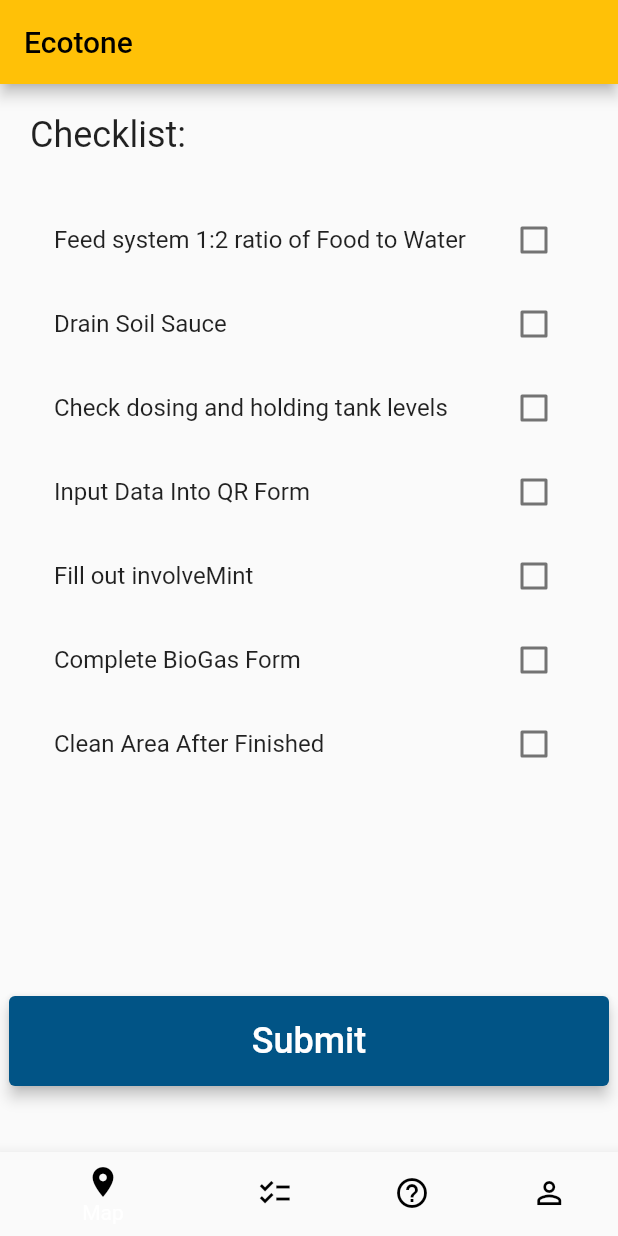
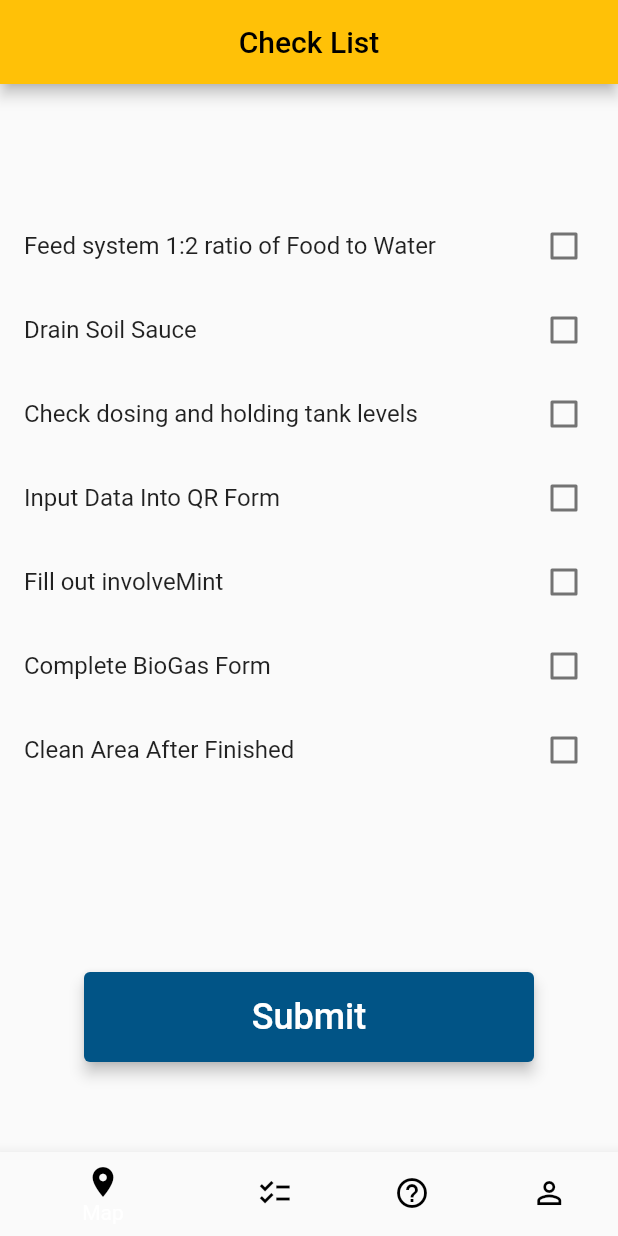
Before and after one commit to Snickledap/EcotoneApp, a Flutter app: the HomePage screen opened directly, on a phone screen of 412 x 824 dp. Run offline on Flutter 3.47's test engine with Material 2 defaults, Android fonts, the phone set to English and light mode, and no system bars; our stand-ins replace sizer; missing offline and left inert: flutter_custom_cards.

Commit message:
fixed Checklist.dart

```diff
--- a/lib/routes/checklist/Checklist.dart
+++ b/lib/routes/checklist/Checklist.dart
@@ -43,21 +43,15 @@ class _HomePageState extends State<HomePage> {
   Widget build(BuildContext context) {
     return Scaffold(
         appBar: AppBar(
-        title: const Text('Ecotone'),
+          title: const Text('Check List'),
+          centerTitle: true,
         ),
-      bottomNavigationBar: NavBar(),
-      body: Container(
-        child:  Column(
-        children: <Widget>[SingleChildScrollView(
-          child: Padding(
-          padding: const EdgeInsets.all(20),
-          child:
-              Column(
-                crossAxisAlignment: CrossAxisAlignment.start, children: [
-                const Text(
-                'Checklist: \n ',
-                style: TextStyle(fontSize: 24),
-                ),
+        body:Container(
+          alignment: Alignment.center,
+              child: Column(
+                mainAxisAlignment: MainAxisAlignment.center,
+              children: <Widget>[
+                const Padding(padding: EdgeInsets.all(10)),
                 Column(
                     children: checklist.map((task) {
                       return CheckboxListTile(
@@ -69,22 +63,21 @@ class _HomePageState extends State<HomePage> {
                             });
                           });
                     }).toList()),
-          ]
-              ),
-        ),
-      ),
                 const Padding(padding: EdgeInsets.all(60)),
                 Container(alignment: Alignment.center,height:60, width: 400, child:
-          ElevatedButton(
+                SizedBox(
+                    height: 60,
+                    width: 300,
+                    child:ElevatedButton(
                     style:ElevatedButton.styleFrom(
-              primary: Color(0xFF015486),
+                      primary: const Color(0xFF015486),
                       onPrimary: Colors.white,
                       elevation: 4,
                     ),
                     onPressed: (){},
-            child: Align(
-            alignment: Alignment.center,
-            child: Text(
+
+                      child:
+                      Text(
                           "Submit",
                           style: TextStyle(fontSize: 24.0),
                           textAlign: TextAlign.center
@@ -94,7 +87,8 @@ class _HomePageState extends State<HomePage> {
                 )
               ],
             )
-    )
+        ),
+      bottomNavigationBar: NavBar(),
     );
   }
 }
```
Lines whose indentation alone changed are shown as unchanged.
